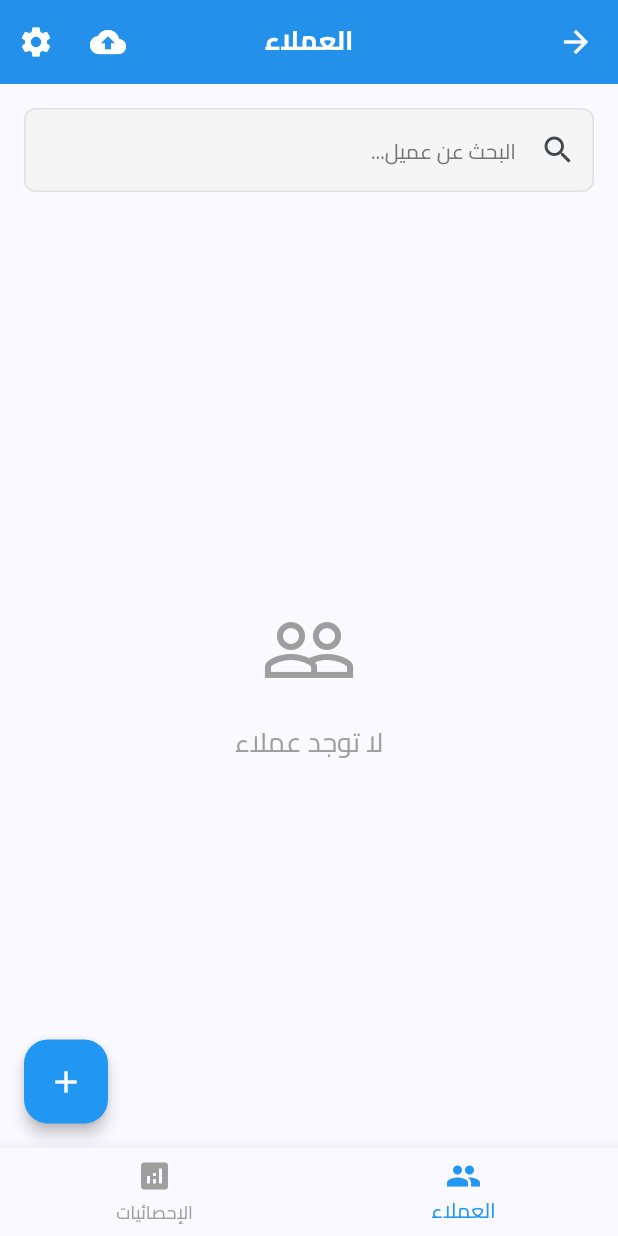
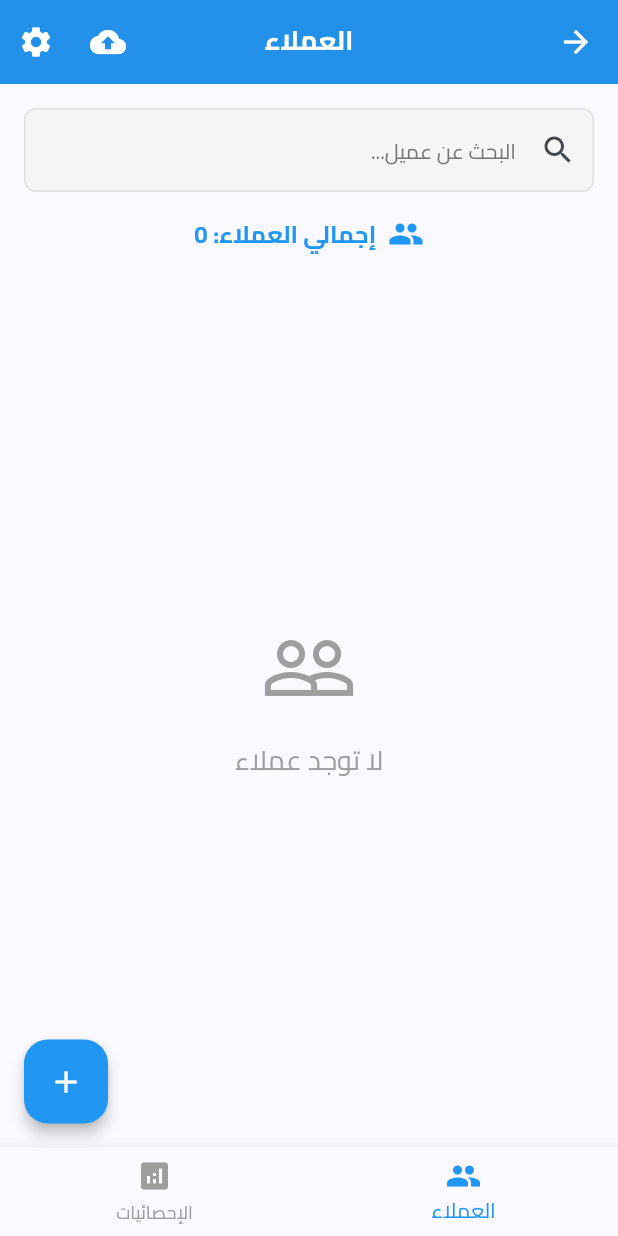
Before and after one commit to aalitariq44/integrated_installment_system, a Flutter app: the CustomersPage screen opened by its route, on a phone screen of 412 x 824 dp. Run offline on Flutter 3.47's test engine with Material 3 defaults, Android fonts, the light colour scheme and no system bars; our stand-ins replace equatable, flutter_bloc, pdf, printing, share_plus, sqflite and 1 more; accounts and stored records are empty.

Commit message:
اريد في صفحة العملاء وتحت حقل البحث وفوق بطاقات العملاء ضع عدد العملاء الكلب

```diff
--- a/lib/features/customers/presentation/cubit/customers_cubit.dart
+++ b/lib/features/customers/presentation/cubit/customers_cubit.dart
@@ -175,6 +175,11 @@ class CustomersCubit extends Cubit<CustomersState> {
     }
   }
 
+  // Get customers count
+  Future<int> getCustomersCountAsync() async {
+    return await _customersRepository.getCustomersCount();
+  }
+
   // Clear state
   void clearState() {
     emit(const CustomersInitial());
--- a/lib/features/customers/presentation/pages/customers_page.dart
+++ b/lib/features/customers/presentation/pages/customers_page.dart
@@ -15,12 +15,29 @@ class CustomersPage extends StatefulWidget {
 class _CustomersPageState extends State<CustomersPage> {
   String _searchQuery = '';
   late CustomersCubit _customersCubit;
+  int _totalCustomersCount = 0;
 
   @override
   void initState() {
     super.initState();
     _customersCubit = context.read<CustomersCubit>();
-    _customersCubit.loadCustomers();
+    _loadData();
+  }
+
+  Future<void> _loadData() async {
+    await _customersCubit.loadCustomers();
+    await _loadCustomersCount();
+  }
+
+  Future<void> _loadCustomersCount() async {
+    try {
+      final count = await _customersCubit.getCustomersCountAsync();
+      setState(() {
+        _totalCustomersCount = count;
+      });
+    } catch (e) {
+      // Handle error silently or show snackbar if needed
+    }
   }
 
   Future<void> _createBackup() async {
@@ -100,9 +117,37 @@ class _CustomersPageState extends State<CustomersPage> {
             ),
           ),
 
+          // Total Customers Count
+          Padding(
+            padding: const EdgeInsets.symmetric(horizontal: 16.0),
+            child: Row(
+              mainAxisAlignment: MainAxisAlignment.center,
+              children: [
+                const Icon(Icons.people, color: Colors.blue),
+                const SizedBox(width: 8),
+                Text(
+                  'إجمالي العملاء: $_totalCustomersCount',
+                  style: const TextStyle(
+                    fontSize: 16,
+                    fontWeight: FontWeight.bold,
+                    color: Colors.blue,
+                  ),
+                ),
+              ],
+            ),
+          ),
+
           // Customers List
           Expanded(
-            child: BlocBuilder<CustomersCubit, CustomersState>(
+            child: BlocConsumer<CustomersCubit, CustomersState>(
+              listener: (context, state) {
+                if (state is CustomersLoaded) {
+                  // Update count when customers are loaded
+                  setState(() {
+                    _totalCustomersCount = state.customers.length;
+                  });
+                }
+              },
               builder: (context, state) {
                 if (state is CustomersLoading) {
                   return const Center(child: CircularProgressIndicator());
```
Also changed, not shown: lib/features/customers/presentation/cubit/customers_state.dart (+9 -0 lines).
